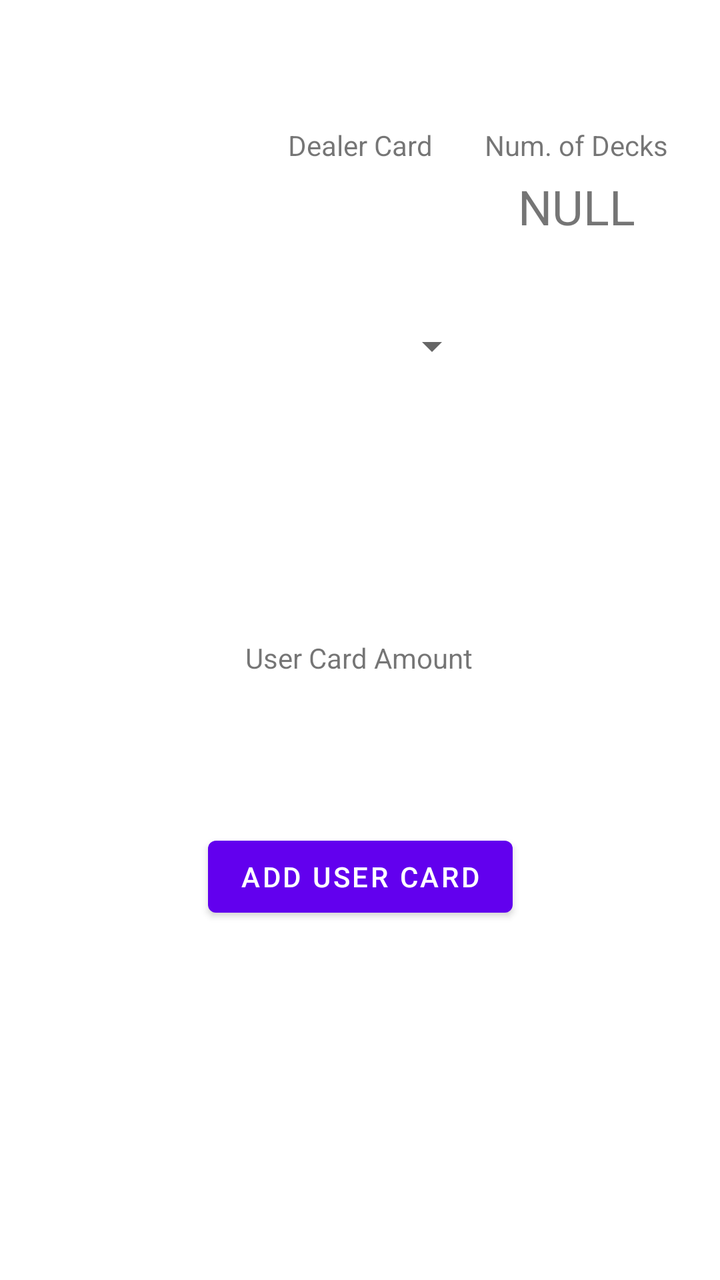
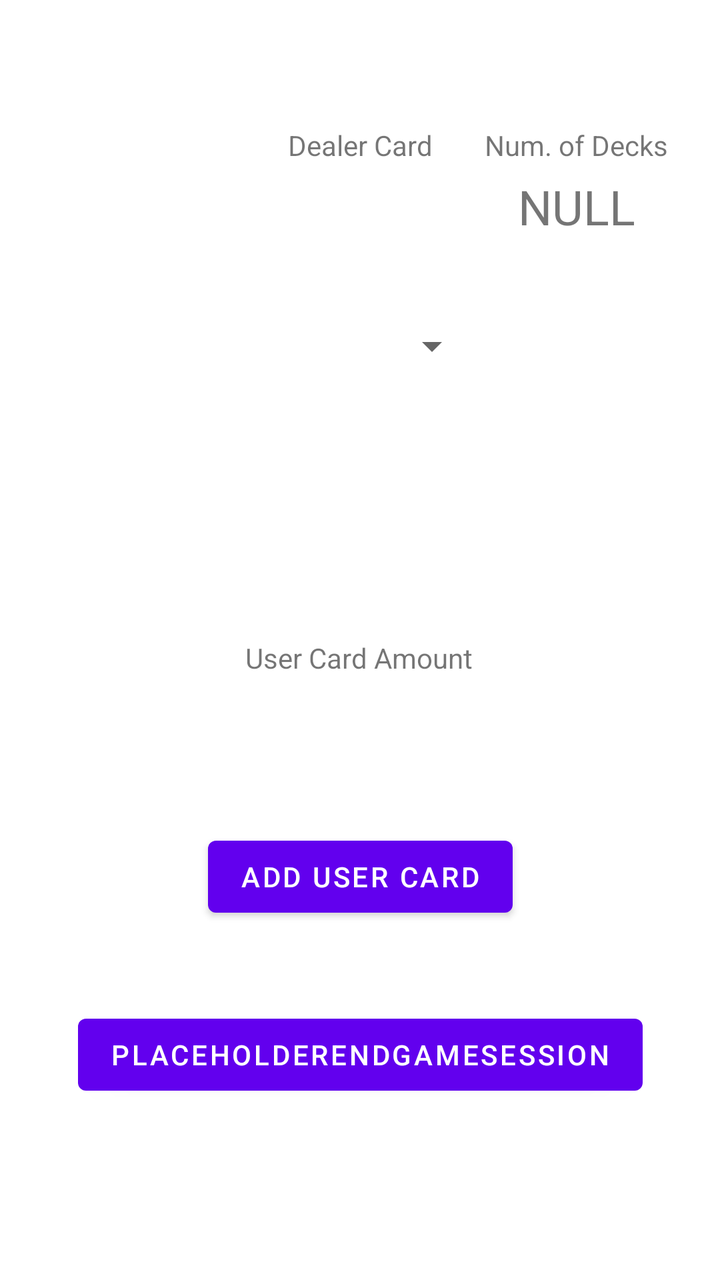

Compare the two renders of this Android layout. The source of the first and the diff that turns it into the second are given below.
<!-- AndroidManifest.xml: application theme Theme.GamblingBadger -->
<!-- res/layout/fragment_blackjack.xml -->
<?xml version="1.0" encoding="utf-8"?>
<androidx.constraintlayout.widget.ConstraintLayout xmlns:android="http://schemas.android.com/apk/res/android"
    xmlns:app="http://schemas.android.com/apk/res-auto"
    xmlns:tools="http://schemas.android.com/tools"
    android:layout_width="match_parent"
    android:layout_height="match_parent"
    tools:context=".gamesession.blackjack.BlackjackFragment">

    <Spinner
        android:id="@+id/blackjackFrag_spinner_dealerCard"
        android:layout_width="120dp"
        android:layout_height="150dp"
        android:contentDescription="@string/temporary"
        android:dropDownWidth="100dp"
        app:layout_constraintBottom_toBottomOf="parent"
        app:layout_constraintEnd_toEndOf="parent"
        app:layout_constraintHorizontal_bias="0.5"
        app:layout_constraintStart_toStartOf="parent"
        app:layout_constraintTop_toTopOf="parent"
        app:layout_constraintVertical_bias="0.20" />

    <Button
        android:id="@+id/blackjackFrag_button_addUserCard"
        android:layout_width="wrap_content"
        android:layout_height="wrap_content"
        android:text="@string/blackjackFrag_button_addUserCard"
        app:layout_constraintBottom_toBottomOf="parent"
        app:layout_constraintEnd_toEndOf="parent"
        app:layout_constraintStart_toStartOf="parent"
        app:layout_constraintTop_toTopOf="parent"
        app:layout_constraintVertical_bias="0.70" />

    <androidx.constraintlayout.widget.Group
        android:id="@+id/blackjackFrag_group_userCards"
        android:layout_width="wrap_content"
        android:layout_height="wrap_content"
        app:layout_constraintBottom_toBottomOf="parent"
        app:layout_constraintEnd_toEndOf="parent"
        app:layout_constraintStart_toStartOf="parent"
        app:layout_constraintTop_toTopOf="parent" />

    <TextView
        android:id="@+id/textView"
        android:layout_width="wrap_content"
        android:layout_height="wrap_content"
        android:layout_marginBottom="16dp"
        android:text="@string/blackjackFrag_textView_dealerCard_label"
        app:layout_constraintBottom_toTopOf="@+id/blackjackFrag_spinner_dealerCard"
        app:layout_constraintEnd_toEndOf="parent"
        app:layout_constraintStart_toStartOf="parent"
        app:layout_constraintTop_toTopOf="parent"
        app:layout_constraintVertical_bias="1.0" />

    <TextView
        android:id="@+id/textView2"
        android:layout_width="wrap_content"
        android:layout_height="wrap_content"
        android:text="User Card Amount"
        app:layout_constraintBottom_toBottomOf="parent"
        app:layout_constraintEnd_toEndOf="parent"
        app:layout_constraintHorizontal_bias="0.498"
        app:layout_constraintStart_toStartOf="parent"
        app:layout_constraintTop_toTopOf="parent"
        app:layout_constraintVertical_bias="0.514" />

    <TextView
        android:id="@+id/blackjackFrag_textView_numberOfDecks_title"
        android:layout_width="wrap_content"
        android:layout_height="wrap_content"
        android:text="@string/blackjackFrag_textView_numberOfDecks_title_text"
        app:layout_constraintEnd_toEndOf="parent"
        app:layout_constraintHorizontal_bias="0.5"
        app:layout_constraintStart_toEndOf="@+id/textView"
        app:layout_constraintTop_toTopOf="@+id/textView" />

    <TextView
        android:id="@+id/blackjackFrag_textView_numberOfDecks_display"
        android:layout_width="wrap_content"
        android:layout_height="wrap_content"
        android:layout_marginTop="5dp"
        android:text="NULL"
        android:textSize="24sp"
        app:layout_constraintEnd_toEndOf="parent"
        app:layout_constraintStart_toEndOf="@+id/textView"
        app:layout_constraintTop_toBottomOf="@+id/blackjackFrag_textView_numberOfDecks_title" />

</androidx.constraintlayout.widget.ConstraintLayout>
<!-- resources referenced by this layout -->
<resources>
  <string name="blackjackFrag_button_addUserCard">Add User Card</string>
  <string name="blackjackFrag_textView_dealerCard_label">Dealer Card</string>
  <string name="blackjackFrag_textView_numberOfDecks_title_text">Num. of Decks</string>
  <string name="temporary">TEMP</string>
  <style name="Theme.GamblingBadger" parent="Theme.MaterialComponents.DayNight.DarkActionBar">
          
          <item name="colorPrimary">@color/purple_500</item>
          <item name="colorPrimaryVariant">@color/purple_700</item>
          <item name="colorOnPrimary">@color/white</item>
          
          <item name="colorSecondary">@color/teal_200</item>
          <item name="colorSecondaryVariant">@color/teal_700</item>
          <item name="colorOnSecondary">@color/black</item>
          
          <item name="android:statusBarColor" tools:targetApi="l">?attr/colorPrimaryVariant</item>
          
      </style>
  <color name="purple_500">#FF6200EE</color>
  <color name="purple_700">#FF3700B3</color>
  <color name="white">#FFFFFFFF</color>
  <color name="teal_200">#FF03DAC5</color>
  <color name="teal_700">#FF018786</color>
  <color name="black">#FF000000</color>
</resources>

<!-- the commit's change to res/layout/fragment_blackjack.xml (unified diff, before → after) -->
@@ -84,4 +84,15 @@
         app:layout_constraintStart_toEndOf="@+id/textView"
         app:layout_constraintTop_toBottomOf="@+id/blackjackFrag_textView_numberOfDecks_title" />
 
+    <Button
+        android:id="@+id/button"
+        android:layout_width="wrap_content"
+        android:layout_height="wrap_content"
+        android:text="PlaceholderEndGameSession"
+        app:layout_constraintBottom_toBottomOf="parent"
+        app:layout_constraintEnd_toEndOf="parent"
+        app:layout_constraintStart_toStartOf="parent"
+        app:layout_constraintTop_toTopOf="parent"
+        app:layout_constraintVertical_bias="0.85" />
+
 </androidx.constraintlayout.widget.ConstraintLayout>
